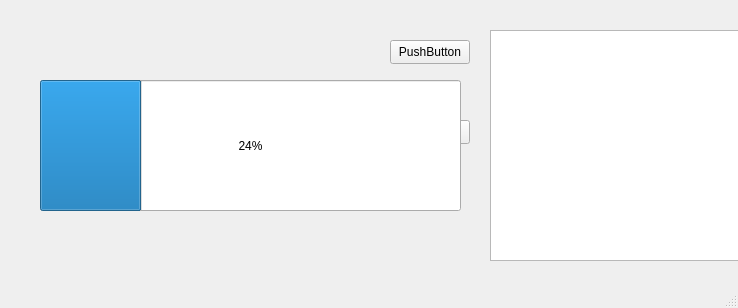
Szelma139/UsbPatcher, file mainwindow.ui: the form before one commit.
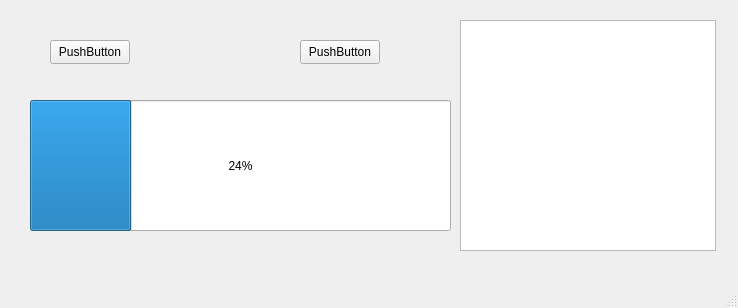
The form after the commit.

Diff of the .ui file:
```diff
--- a/mainwindow.ui
+++ b/mainwindow.ui
@@ -17,7 +17,7 @@
    <widget class="QPushButton" name="pushButton">
     <property name="geometry">
      <rect>
-      <x>390</x>
+      <x>300</x>
       <y>40</y>
       <width>80</width>
       <height>24</height>
@@ -30,8 +30,8 @@
    <widget class="QPushButton" name="pushButton_2">
     <property name="geometry">
      <rect>
-      <x>390</x>
-      <y>120</y>
+      <x>50</x>
+      <y>40</y>
       <width>80</width>
       <height>24</height>
      </rect>
@@ -43,8 +43,8 @@
    <widget class="QTreeView" name="treeView">
     <property name="geometry">
      <rect>
-      <x>490</x>
-      <y>30</y>
+      <x>460</x>
+      <y>20</y>
       <width>256</width>
       <height>231</height>
      </rect>
@@ -66,8 +66,8 @@
    <widget class="QProgressBar" name="progressBar">
     <property name="geometry">
      <rect>
-      <x>40</x>
-      <y>80</y>
+      <x>30</x>
+      <y>100</y>
       <width>421</width>
       <height>131</height>
      </rect>
```
